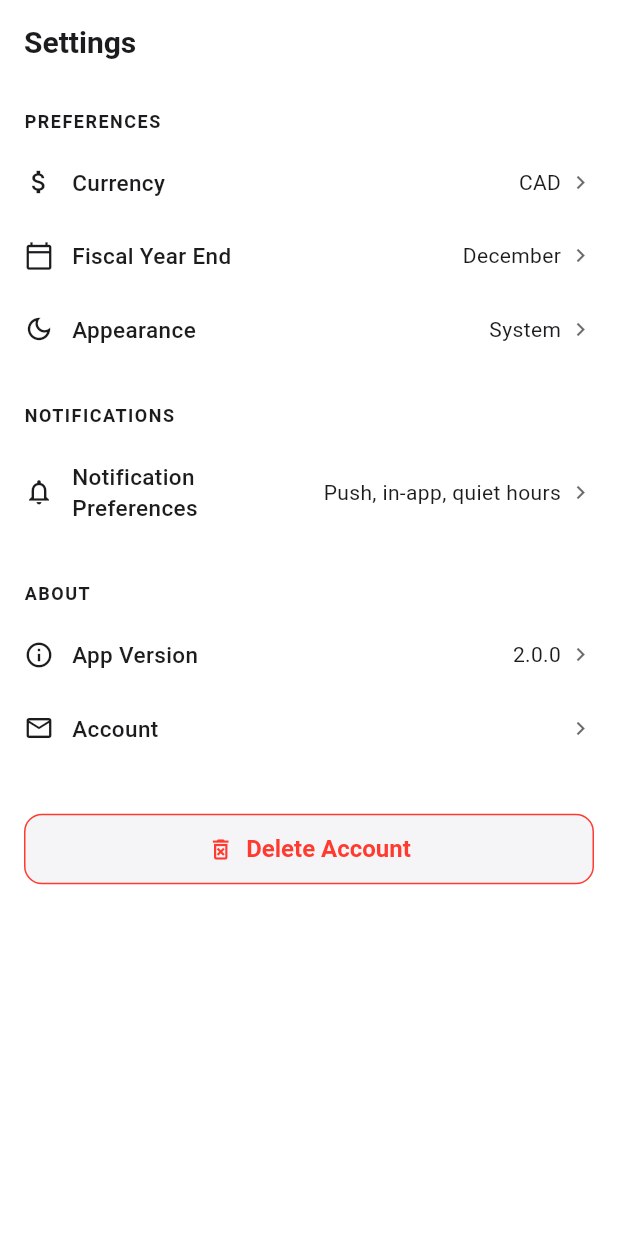
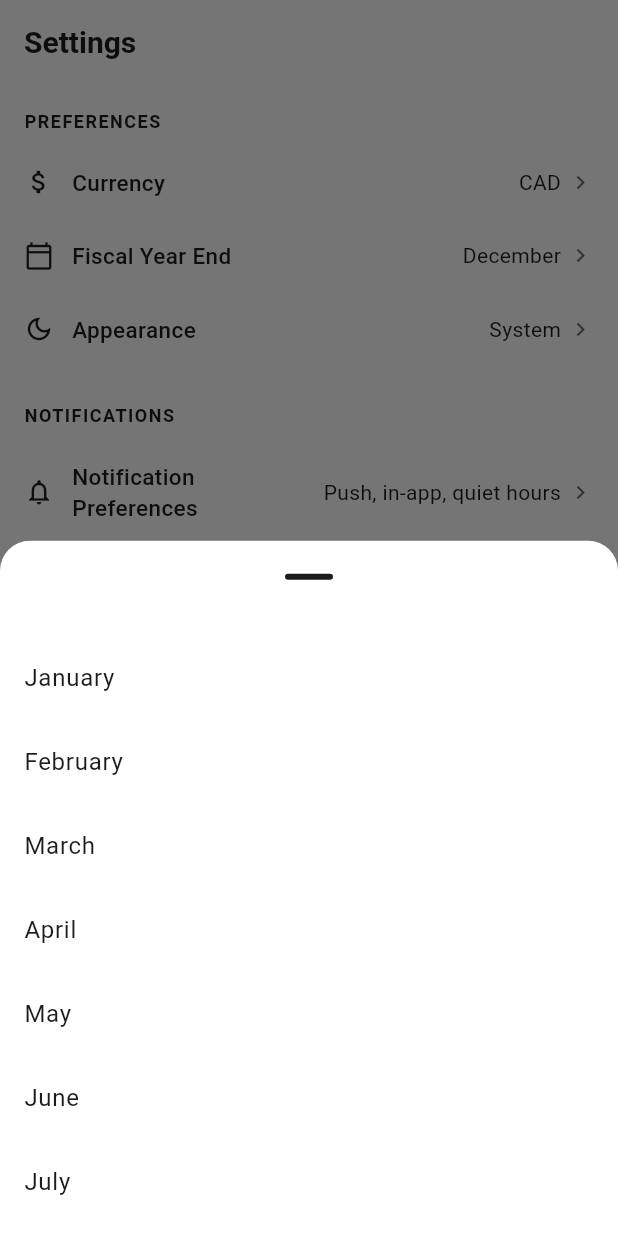
Before and after one commit to sarathfrancis90/penny, a Flutter app: the SettingsScreen screen opened by its route, after a tap on "Fiscal Year End", on a phone screen of 412 x 824 dp. Run offline on Flutter 3.47's test engine with Material 3 defaults, Android fonts, the phone set to English and light mode, and no system bars; our stand-ins replace badges, cached_network_image, cloud_firestore, connectivity_plus, dio, firebase_auth and 20 more; accounts and stored records are empty.

Commit message:
feat: Make fiscal year end editable in mobile settings
The Fiscal Year End tile in mobile Settings was rendered with an empty
onTap handler — wire it up to a month picker bottom sheet that mirrors
the existing Currency picker, with a checkmark on the current selection
and a merged Firestore write that preserves other preferences.

Verified end-to-end on iOS (iPhone 16 Pro / iOS 18.5) and Android
(emulator-5554 / API 36): selection updates the tile via the live
Firestore stream and persists across platforms.

Co-Authored-By: Claude Opus 4.7 (1M context) <noreply@anthropic.com>

```diff
--- a/mobile/lib/presentation/screens/settings/settings_screen.dart
+++ b/mobile/lib/presentation/screens/settings/settings_screen.dart
@@ -57,7 +57,7 @@ class SettingsScreen extends ConsumerWidget {
               icon: Icons.calendar_today_outlined,
               title: 'Fiscal Year End',
               subtitle: prefsAsync.valueOrNull?['fiscalYearEnd'] as String? ?? 'December',
-              onTap: () {},
+              onTap: () => _showFiscalYearEndPicker(context, ref),
             ),
           ],
 
@@ -185,6 +185,48 @@ class SettingsScreen extends ConsumerWidget {
                         .doc(user.uid)
                         .set({
                       'preferences': {'currency': c}
+                    }, SetOptions(merge: true));
+                    HapticFeedback.selectionClick();
+                  }
+                  if (ctx.mounted) Navigator.pop(ctx);
+                },
+              );
+            }).toList(),
+          ),
+        ),
+      ),
+    );
+  }
+
+  void _showFiscalYearEndPicker(BuildContext context, WidgetRef ref) {
+    const months = [
+      'January', 'February', 'March', 'April', 'May', 'June',
+      'July', 'August', 'September', 'October', 'November', 'December',
+    ];
+    final current = ref.read(userPreferencesProvider).valueOrNull?['fiscalYearEnd']
+            as String? ??
+        'December';
+    showModalBottomSheet(
+      context: context,
+      builder: (ctx) => SafeArea(
+        child: SingleChildScrollView(
+          padding: const EdgeInsets.symmetric(vertical: 16),
+          child: Column(
+            mainAxisSize: MainAxisSize.min,
+            children: months.map((month) {
+              return ListTile(
+                title: Text(month),
+                trailing: month == current
+                    ? const Icon(Icons.check, color: AppColors.primary)
+                    : null,
+                onTap: () async {
+                  final user = ref.read(currentUserProvider);
+                  if (user != null) {
+                    await FirebaseFirestore.instance
+                        .collection('users')
+                        .doc(user.uid)
+                        .set({
+                      'preferences': {'fiscalYearEnd': month}
                     }, SetOptions(merge: true));
                     HapticFeedback.selectionClick();
                   }
```
